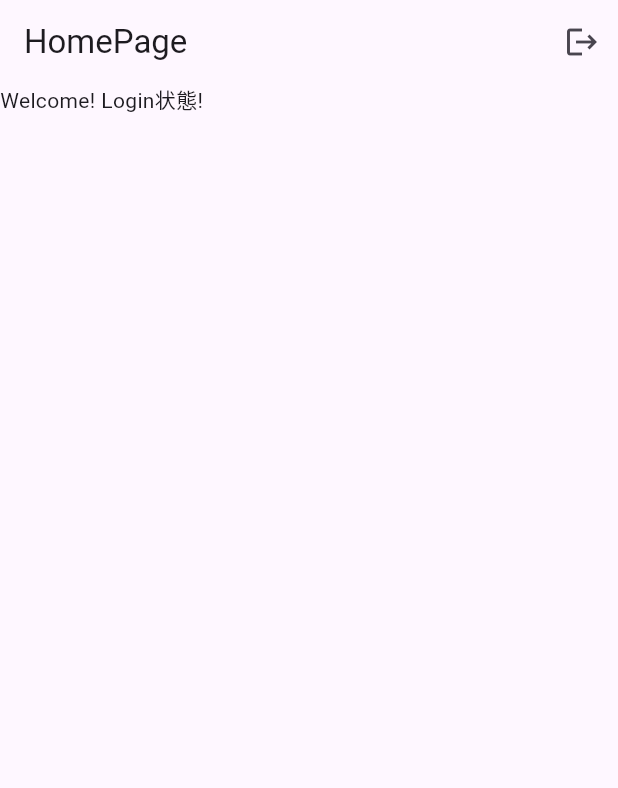
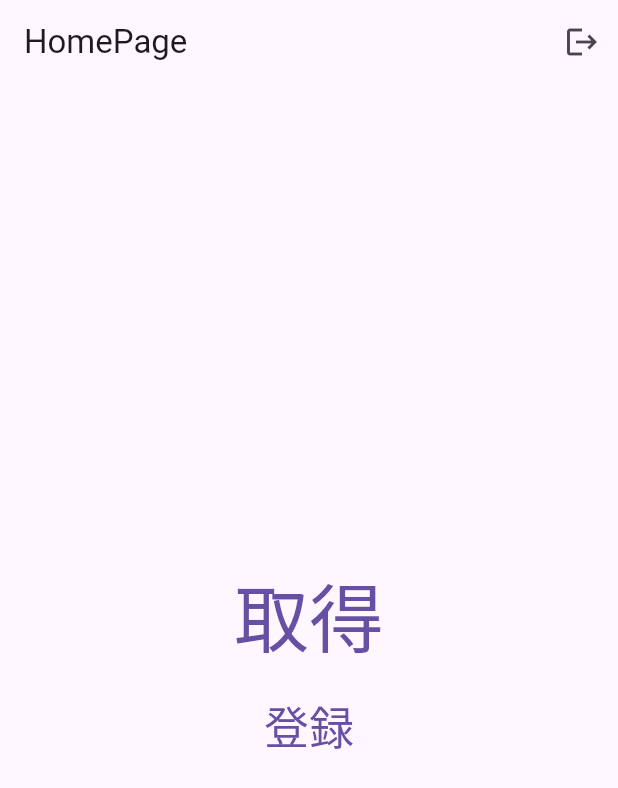
Before and after one commit to sughimura/flutter_firebase_practice, a Flutter app: the screen it shows once a user with an empty profile is signed in, on a phone screen of 412 x 824 dp. Shown: the top 788 px of the screen. Run offline on Flutter 3.47's test engine with Material 3 defaults, Android fonts, the phone set to English and light mode, and no system bars; our stand-ins replace cloud_firestore, firebase_auth, firebase_core, flutter_riverpod, go_router; accounts and stored records are empty.

Commit message:
feat: move '取得'&'登録' to my_page.dart

```diff
--- a/lib/ui/page/my_page.dart
+++ b/lib/ui/page/my_page.dart
@@ -1,3 +1,4 @@
+import 'package:cloud_firestore/cloud_firestore.dart';
 import 'package:firebase_auth/firebase_auth.dart';
 import 'package:flutter/material.dart';
 import 'package:flutter_riverpod/flutter_riverpod.dart';
@@ -25,7 +26,40 @@ class MyPage extends ConsumerWidget {
         ],
         title: const Text('HomePage'),
       ),
-      body: const Text('Welcome! Login状態!'),
+      body: Center(
+        child: Container(
+          padding: const EdgeInsets.all(24),
+          child: Column(
+            mainAxisAlignment: MainAxisAlignment.center,
+            children: <Widget>[
+              TextButton(
+                // ボタンを押した時のイベント
+                onPressed: () {
+                  /* ここにプログラムを記載 */
+                  FirebaseFirestore.instance
+                      .collection('flutterDataCollection')
+                      .doc('flutterDataDocument')
+                      .get()
+                      .then((ref) {
+                    print(ref.get('mydata'));
+                  });
+                },
+                child: const Text(
+                  '取得',
+                  style: TextStyle(fontSize: 50),
+                ),
+              ),
+              TextButton(onPressed: () {
+                FirebaseFirestore.instance
+                    .collection('flutterDataCollection')
+                    .doc('flutterDataDocument')
+                    .set({'autofield': "abc"}, SetOptions(merge: true));
+                }, child: const Text('登録', style: TextStyle(fontSize: 30),)
+              ),
+            ],
+          ),
+        ),
+      ),
     );
   }
 }
```
Also changed, not shown: lib/ui/page/my_home_page.dart (+0 -24 lines).
